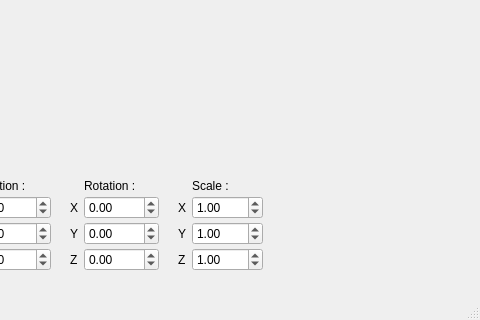
Above: src/Application/mainwindow.ui from DaftMat/Draft-Engine before the change; both pictures show x 545 to 1025 and y 299 to 619 of the 1025 by 619 pixel window. Below: the same form after it.
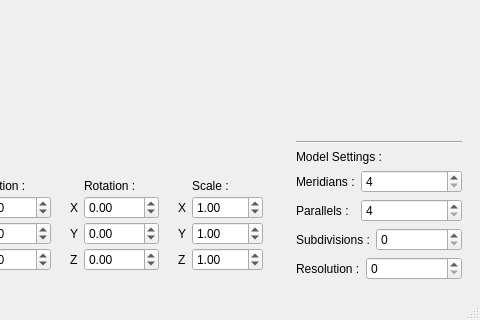
That is the form after the change. Custom widgets are drawn as their Qt base class.

```diff
--- a/src/Application/mainwindow.ui
+++ b/src/Application/mainwindow.ui
@@ -44,6 +44,12 @@
    <layout class="QGridLayout" name="gridLayout">
     <item row="0" column="1" rowspan="3">
      <widget class="QWidget" name="widget_3" native="true">
+      <property name="sizePolicy">
+       <sizepolicy hsizetype="Preferred" vsizetype="Preferred">
+        <horstretch>0</horstretch>
+        <verstretch>0</verstretch>
+       </sizepolicy>
+      </property>
       <layout class="QVBoxLayout" name="verticalLayout">
        <item>
         <widget class="QWidget" name="widget_2" native="true">
@@ -96,6 +102,118 @@
          </property>
         </spacer>
        </item>
+       <item>
+        <widget class="Line" name="line">
+         <property name="orientation">
+          <enum>Qt::Horizontal</enum>
+         </property>
+        </widget>
+       </item>
+       <item>
+        <layout class="QVBoxLayout" name="verticalLayout_2">
+         <item>
+          <widget class="QLabel" name="object_settings_label">
+           <property name="text">
+            <string>Model Settings :</string>
+           </property>
+          </widget>
+         </item>
+         <item>
+          <layout class="QFormLayout" name="uv_settings">
+           <property name="sizeConstraint">
+            <enum>QLayout::SetDefaultConstraint</enum>
+           </property>
+           <property name="fieldGrowthPolicy">
+            <enum>QFormLayout::AllNonFixedFieldsGrow</enum>
+           </property>
+           <property name="horizontalSpacing">
+            <number>6</number>
+           </property>
+           <property name="verticalSpacing">
+            <number>6</number>
+           </property>
+           <item row="0" column="0">
+            <widget class="QLabel" name="uv_meridians_label">
+             <property name="text">
+              <string>Meridians :</string>
+             </property>
+            </widget>
+           </item>
+           <item row="0" column="1">
+            <widget class="QSpinBox" name="uv_meridians">
+             <property name="sizePolicy">
+              <sizepolicy hsizetype="Minimum" vsizetype="Fixed">
+               <horstretch>0</horstretch>
+               <verstretch>0</verstretch>
+              </sizepolicy>
+             </property>
+             <property name="minimum">
+              <number>4</number>
+             </property>
+             <property name="maximum">
+              <number>999</number>
+             </property>
+            </widget>
+           </item>
+           <item row="1" column="0">
+            <widget class="QLabel" name="uv_parallels_label">
+             <property name="text">
+              <string>Parallels :</string>
+             </property>
+            </widget>
+           </item>
+           <item row="1" column="1">
+            <widget class="QSpinBox" name="uv_parallels">
+             <property name="sizePolicy">
+              <sizepolicy hsizetype="Minimum" vsizetype="Fixed">
+               <horstretch>0</horstretch>
+               <verstretch>0</verstretch>
+              </sizepolicy>
+             </property>
+             <property name="minimum">
+              <number>4</number>
+             </property>
+             <property name="maximum">
+              <number>999</number>
+             </property>
+            </widget>
+           </item>
+          </layout>
+         </item>
+         <item>
+          <layout class="QFormLayout" name="ico_settings">
+           <item row="0" column="0">
+            <widget class="QLabel" name="ico_subdiv_label">
+             <property name="text">
+              <string>Subdivisions :</string>
+             </property>
+            </widget>
+           </item>
+           <item row="0" column="1">
+            <widget class="QSpinBox" name="ico_subdiv">
+             <property name="maximum">
+              <number>999</number>
+             </property>
+            </widget>
+           </item>
+          </layout>
+         </item>
+         <item>
+          <layout class="QFormLayout" name="cube_settings">
+           <item row="0" column="0">
+            <widget class="QLabel" name="cube_res_label">
+             <property name="text">
+              <string>Resolution :</string>
+             </property>
+            </widget>
+           </item>
+           <item row="0" column="1">
+            <widget class="QSpinBox" name="cube_res"/>
+           </item>
+          </layout>
+         </item>
+        </layout>
+       </item>
       </layout>
      </widget>
     </item>
```
